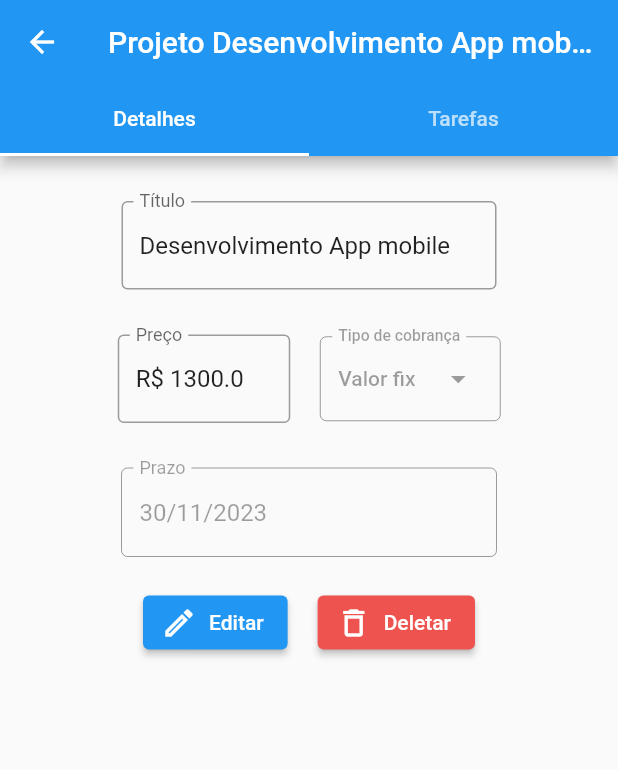
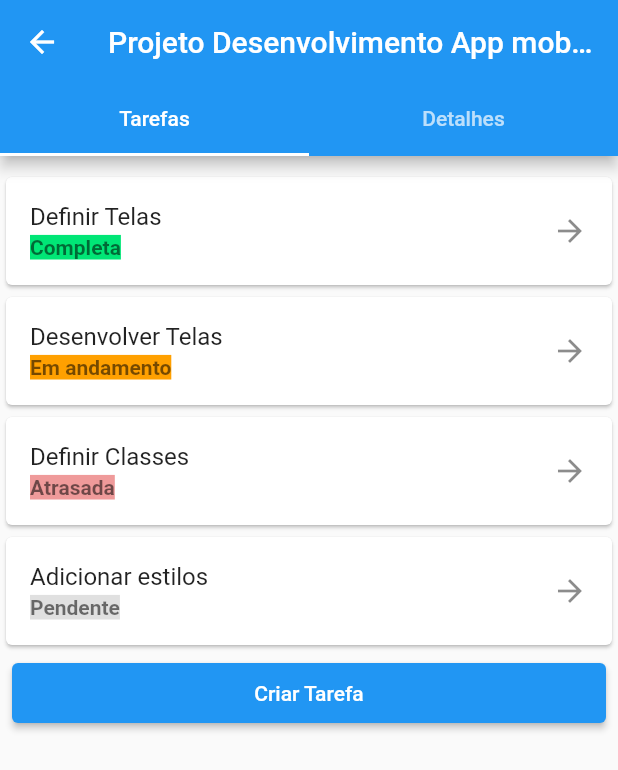
Before and after one commit to diegoufba/Time-Tracker, a Flutter app: the screen it shows after launch, after a tap on "Desenvolvimento App mobile", on a phone screen of 412 x 824 dp. Shown: the top 770 px of the screen. Run offline on Flutter 3.47's test engine with Material 2 defaults, Android fonts, the phone set to English and light mode, and no system bars; our stand-ins replace flutter_riverpod.

Commit message:
some fixes and tasks status

```diff
--- a/time_tracker/lib/main.dart
+++ b/time_tracker/lib/main.dart
@@ -13,7 +13,10 @@ final projectsProvider = StateProvider((ref) => [
         Task("Definir Telas", DateTime.parse("2023-09-20"),
             DateTime.parse("2023-09-30"), 12.23, true),
         Task("Desenvolver Telas", DateTime.parse("2023-10-10"),
-            DateTime.parse("2023-11-30"), 48, false)
+            DateTime.parse("2023-11-30"), 48, false),
+        Task("Definir Classes", DateTime.parse("2023-10-10"),
+            DateTime.parse("2023-10-15"), 48, false),
+        Task("Adicionar estilos", null,null, 48, false),
       ]),
       Project("Criação Sistema Web", 80, null, DateTime.parse("2023-12-25"),
           102, 306, false, true, [
--- a/time_tracker/lib/model/project.dart
+++ b/time_tracker/lib/model/project.dart
@@ -3,8 +3,8 @@ import 'package:time_tracker/model/task.dart';
 class Project{
    String _name;
    double _price = 0;
-   DateTime? _deliveryDate;
-   DateTime? _deadlineDate;
+   DateTime? _deliveryDate; //data que foi entregue
+   DateTime _deadlineDate; //prazo
    double? _spentTime;
    double? _estimatedTime;
    bool _finished = false;
@@ -36,11 +36,7 @@ class Project{
   }
 
   String getDeadLineDateAsText(){
-    if(_deadlineDate != null){
-      // return "${_deadlineDate!.day}/${_deadlineDate!.month > 9? _deadlineDate!.month : "0${_deadlineDate!.month.toString()}"}/${_deadlineDate!.year} ${_deadlineDate!.hour > 9 ? _deadlineDate!.hour : "0${_deadlineDate!.hour.toString()}"}:${_deadlineDate!.minute > 9 ? _deadlineDate!.minute : "0${_deadlineDate!.minute}"}";
-      return "${_deadlineDate!.day}/${_deadlineDate!.month > 9? _deadlineDate!.month : "0${_deadlineDate!.month.toString()}"}/${_deadlineDate!.year}";
-    }
-    return "";
+    return "${_deadlineDate.day}/${_deadlineDate.month > 9? _deadlineDate.month : "0${_deadlineDate.month.toString()}"}/${_deadlineDate.year}";
   }
 
   String getDeliveryDateAsText(){
@@ -52,7 +48,7 @@ class Project{
   }
 
   static Project fromObj(Project obj){
-    return Project(obj.name, obj.price, obj.deliveryDate, obj.deadlineDate, obj.spentTime, obj.estimatedTime, obj.finished, obj.hourlyRate, obj.tasks);
+    return Project(obj.name, obj.price, obj.deliveryDate, obj.deadlineDate!, obj.spentTime, obj.estimatedTime, obj.finished, obj.hourlyRate, obj.tasks);
   }
 
   set name(String name) => _name = name;
@@ -61,7 +57,7 @@ class Project{
 
   set hourlyRate(bool hourlyRate) => _hourlyRate = hourlyRate;
 
-  set deadlineDate(DateTime? deadlineDate) => _deadlineDate = deadlineDate;
+  set deadlineDate(DateTime deadlineDate) => _deadlineDate = deadlineDate;
 
   set deliveryDate(DateTime? deliveryDate) => _deliveryDate = deliveryDate;
 
@@ -71,6 +67,8 @@ class Project{
 
   set tasks(List<Task> tasks) => _tasks = tasks;
 
+  set estimatedTime(double? estimatedTime) => _estimatedTime = estimatedTime;
+
   String get name => _name;
 
   List<Task> get tasks => _tasks;
@@ -79,7 +77,7 @@ class Project{
 
   DateTime? get deliveryDate => _deliveryDate;
 
-  DateTime? get deadlineDate => _deadlineDate;
+  DateTime get deadlineDate => _deadlineDate;
 
   double? get spentTime => _spentTime;
 
--- a/time_tracker/lib/model/task.dart
+++ b/time_tracker/lib/model/task.dart
@@ -1,7 +1,7 @@
 class Task {
   String _name;
-  DateTime _initialDate;
-  DateTime? _finalDate;
+  DateTime? _initialDate; //data de início
+  DateTime? _finalDate; //prazo
   double? _hour;
   bool _isCompleted = false;
 
@@ -16,7 +16,8 @@ class Task {
   String get name => _name;
 
   String getInitialDateAsText(){
-    return "${_initialDate.day}/${_initialDate.month > 9? _initialDate.month : "0${_initialDate.month.toString()}"}/${_initialDate.year} ${_initialDate.hour > 9 ? _initialDate.hour : "0${_initialDate.hour.toString()}"}:${_initialDate.minute > 9 ? _initialDate.minute : "0${_initialDate.minute}"}";
+    if(_initialDate == null) return "";
+    return "${_initialDate!.day}/${_initialDate!.month > 9? _initialDate!.month : "0${_initialDate!.month.toString()}"}/${_initialDate!.year} ${_initialDate!.hour > 9 ? _initialDate!.hour : "0${_initialDate!.hour.toString()}"}:${_initialDate!.minute > 9 ? _initialDate!.minute : "0${_initialDate!.minute}"}";
   }
 
   String getFinalDateAsText(){
@@ -31,7 +32,20 @@ class Task {
     return "${tempos.elementAt(0)}H ${minutos}M";
   }
 
-  DateTime get initialDate => _initialDate;
+  String getStatus(){
+    if(_isCompleted) {
+      return "Completa";
+    }
+    if(_finalDate != null && _finalDate!.compareTo(DateTime.now()) < 0){
+      return "Atrasada";
+    }
+    if(_initialDate == null) {
+      return "Pendente";
+    }
+    return "Em andamento";
+  }
+
+  DateTime? get initialDate => _initialDate;
 
   DateTime? get finalDate => _finalDate;
 
@@ -45,7 +59,7 @@ class Task {
 
   set name(String name) => _name = name;
 
-  set initialDate(DateTime initialDate) => _initialDate = initialDate;
+  set initialDate(DateTime? initialDate) => _initialDate = initialDate;
 
   set finalDate(DateTime? finalDate) => _finalDate = finalDate;
 }
--- a/time_tracker/lib/screens/project_details.dart
+++ b/time_tracker/lib/screens/project_details.dart
@@ -35,12 +35,19 @@ class ProjectDetailsScreen extends ConsumerWidget {
       length: 2,
       child: Scaffold(
           appBar: AppBar(
+              leading: IconButton(
+                icon: const Icon(Icons.arrow_back),
+                 onPressed: () {
+                    Navigator.of(context).pop();
+                    ref.read(editProjectDetailsProvider.notifier).state = false;
+                 },
+              ),
               title: Text("Projeto ${project.name}"),
               bottom: const TabBar(tabs: [
                 Tab(
-                  child: Text("Detalhes"),
+                  child: Text("Tarefas"),
                 ),
-                Tab(child: Text("Tarefas"))
+                Tab(child: Text("Detalhes"))
               ])),
           body: SizedBox(
             width: MediaQuery.of(context).size.width,
@@ -49,6 +56,59 @@ class ProjectDetailsScreen extends ConsumerWidget {
               Expanded(
                   child: TabBarView(
                 children: [
+                  //--------------------------
+                  // TAB DE TAREFAS DO PROJETO
+                  //--------------------------
+                  Container(
+                    margin: const EdgeInsets.only(top: 10),
+                    child: Column(children: [
+                      project.tasks.isNotEmpty
+                          ? ListView.builder(
+                              scrollDirection: Axis.vertical,
+                              shrinkWrap: true,
+                              itemCount: project.tasks.length,
+                              itemBuilder: (context, index) {
+                                return Card(
+                                    child: ListTile(
+                                        title: Text(project.tasks
+                                            .elementAt(index)
+                                            .name),
+                                        subtitle: Text(project.tasks.elementAt(index).getStatus(),
+                                            style: TextStyle(
+                                                fontWeight: FontWeight.bold,
+                                                backgroundColor: getTaskStatusColor(
+                                                    project.tasks
+                                                        .elementAt(index)
+                                                        .getStatus()))),
+                                        trailing:
+                                            const Icon(Icons.arrow_forward),
+                                        onTap: () => Navigator.push(
+                                            context,
+                                            MaterialPageRoute(
+                                                builder: (context) => TaskDetails(
+                                                    project: project,
+                                                    task: project.tasks
+                                                        .elementAt(index))))));
+                              })
+                          : const Text("Nenhuma tarefa no projeto"),
+                      Padding(
+                        padding: const EdgeInsets.all(8.0),
+                        child: SizedBox(
+                          width: double.infinity,
+                          height: 40,
+                          child: ElevatedButton(
+                              onPressed: () => {
+                                    Navigator.push(
+                                        context,
+                                        MaterialPageRoute(
+                                            builder: (context) =>
+                                                TaskForm(project: project)))
+                                  },
+                              child: const Text("Criar Tarefa")),
+                        ),
+                      )
+                    ]),
+                  ),
                   //--------------------------
                   // TAB DE DETALHES DO PROJETO
                   //--------------------------
@@ -129,6 +189,29 @@ class ProjectDetailsScreen extends ConsumerWidget {
                         SizedBox(
                             width: 250,
                             child: TextFormField(
+                                readOnly: !editProjectDetails,
+                                controller:
+                                    TextEditingController(text: project.estimatedTime != null? project.estimatedTime.toString() : "Indefinido"),
+                                validator: (value) {
+                                  if (value != null && value.isNotEmpty) {
+                                    double? aux = double.tryParse(value);
+                                    if (aux == null || aux <= 0) {
+                                      return 'Por favor, digite um tempo válido';
+                                    }
+                                    project.estimatedTime = aux;
+                                  }
+                                  return null;
+                                },
+                                decoration: InputDecoration(
+                                  border: const OutlineInputBorder(),
+                                  labelText: editProjectDetails
+                                      ? 'Tempo estimado (em horas)'
+                                      : 'Tempo estimado',
+                                ))),
+                        const SizedBox(height: 30),
+                        SizedBox(
+                            width: 250,
+                            child: TextFormField(
                               enabled: editProjectDetails,
                               controller: deadlineDateController,
                               decoration: const InputDecoration(
@@ -166,6 +249,16 @@ class ProjectDetailsScreen extends ConsumerWidget {
                                   labelText: 'Data de entrega',
                                 ),
                                 readOnly: !editProjectDetails,
+                                validator: (String? value) {
+                                  if (project.deliveryDate != null) {
+                                    if (project.deliveryDate!
+                                            .compareTo(project.deadlineDate!) <
+                                        0) {
+                                      return 'Data de entrega inválida';
+                                    }
+                                  }
+                                  return null;
+                                },
                                 onTap: () async {
                                   DateTime? initialDateTime =
                                       await pickOnlyDate(context);
@@ -266,60 +359,6 @@ class ProjectDetailsScreen extends ConsumerWidget {
                       ]),
                     ),
                   ),
-
-                  //--------------------------
-                  // TAB DE TAREFAS DO PROJETO
-                  //--------------------------
-                  Container(
-                    margin: const EdgeInsets.only(top: 10),
-                    child: Column(children: [
-                      project.tasks.isNotEmpty
-                          ? ListView.builder(
-                              scrollDirection: Axis.vertical,
-                              shrinkWrap: true,
-                              itemCount: project.tasks.length,
-                              itemBuilder: (context, index) {
-                                return Card(
-                                    child: ListTile(
-                                        title: Text(project.tasks
-                                            .elementAt(index)
-                                            .name),
-                                        subtitle: Text(project.tasks.elementAt(index).isCompleted ? "Completo" : "Incompleto",
-                                            style: TextStyle(
-                                                fontWeight: FontWeight.bold,
-                                                backgroundColor: project.tasks
-                                                        .elementAt(index)
-                                                        .isCompleted
-                                                    ? Colors.greenAccent[400]
-                                                    : Colors.amber.shade700)),
-                                        trailing:
-                                            const Icon(Icons.arrow_forward),
-                                        onTap: () => Navigator.push(
-                                            context,
-                                            MaterialPageRoute(
-                                                builder: (context) => TaskDetails(
-                                                    project: project,
-                                                    task: project.tasks.elementAt(index))))));
-                              })
-                          : const Text("Nenhuma tarefa no projeto"),
-                      Padding(
-                        padding: const EdgeInsets.all(8.0),
-                        child: SizedBox(
-                          width: double.infinity,
-                          height: 40,
-                          child: ElevatedButton(
-                              onPressed: () => {
-                                    Navigator.push(
-                                        context,
-                                        MaterialPageRoute(
-                                            builder: (context) =>
-                                                TaskForm(project: project)))
-                                  },
-                              child: const Text("Criar Tarefa")),
-                        ),
-                      )
-                    ]),
-                  ),
                 ],
               ))
             ]),
--- a/time_tracker/lib/utils.dart
+++ b/time_tracker/lib/utils.dart
@@ -41,3 +41,13 @@ Future<TimeOfDay?> pickTime(BuildContext context, DateTime timeNow) =>
       cancelText: "Cancelar",
       errorInvalidText: "Texto inválido",
     );
+
+Color getTaskStatusColor(String status){
+  switch(status){
+    case "Pendente": return Colors.grey.shade300;
+    case "Em andamento": return Colors.amber.shade700;
+    case "Completa": return Colors.greenAccent.shade400;
+    case "Atrasada": return Colors.red.shade200;
+    default: return Colors.black;
+  }
+}
```
Also changed, not shown: time_tracker/lib/screens/project_form.dart (+9 -10 lines), time_tracker/lib/screens/task_details.dart (+34 -14 lines), time_tracker/lib/screens/task_form.dart (+6 -12 lines).
